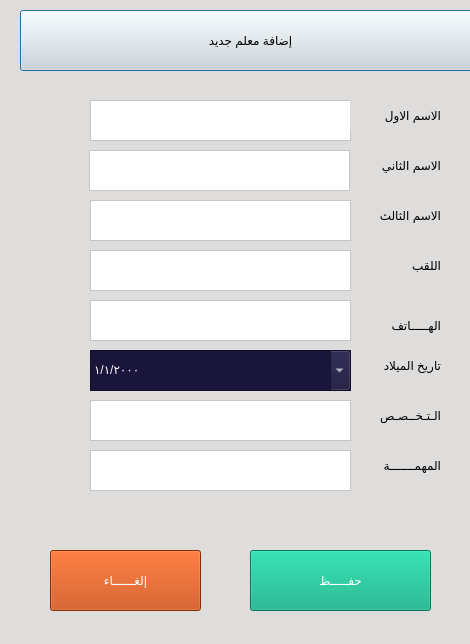
IbnEissa/EduTrackingPublic, file teacherDialog.ui: the form before one commit.
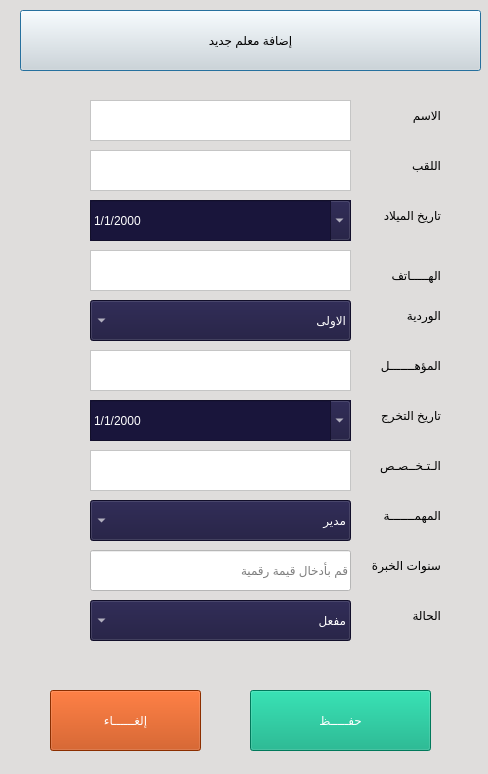
The form after the commit.

Commit message: changing teacher data

Diff of the .ui file:
```diff
--- a/teacherDialog.ui
+++ b/teacherDialog.ui
@@ -6,18 +6,21 @@
    <rect>
     <x>0</x>
     <y>0</y>
-    <width>470</width>
-    <height>644</height>
+    <width>488</width>
+    <height>774</height>
    </rect>
   </property>
   <property name="windowTitle">
    <string>Dialog</string>
   </property>
+  <property name="layoutDirection">
+   <enum>Qt::RightToLeft</enum>
+  </property>
   <property name="styleSheet">
    <string notr="true">background-color:rgb(223, 221, 220);
 color:rgb(255, 255, 255)</string>
   </property>
-  <widget class="QPushButton" name="pushButton_8">
+  <widget class="QPushButton" name="labAddTeacher">
    <property name="geometry">
     <rect>
      <x>20</x>
@@ -36,25 +39,11 @@
     <string>إضافة معلم جديد</string>
    </property>
   </widget>
-  <widget class="QTextEdit" name="txtTeacherTask">
-   <property name="geometry">
-    <rect>
-     <x>90</x>
-     <y>450</y>
-     <width>261</width>
-     <height>41</height>
-    </rect>
-   </property>
-   <property name="styleSheet">
-    <string notr="true">background-color:rgb(255, 255, 255);
-color:rgb(0, 0, 0)</string>
-   </property>
-  </widget>
   <widget class="QTextEdit" name="txtTeacherMajor">
    <property name="geometry">
     <rect>
      <x>90</x>
-     <y>400</y>
+     <y>450</y>
      <width>261</width>
      <height>41</height>
     </rect>
@@ -81,9 +70,9 @@
   <widget class="QLabel" name="label">
    <property name="geometry">
     <rect>
-     <x>350</x>
+     <x>370</x>
      <y>100</y>
-     <width>91</width>
+     <width>71</width>
      <height>31</height>
     </rect>
    </property>
@@ -92,14 +81,14 @@
 color:rgb(0, 0, 0)</string>
    </property>
    <property name="text">
-    <string>الاسم الاول</string>
+    <string>الاسم </string>
    </property>
   </widget>
   <widget class="QTextEdit" name="txtTeacherPhone">
    <property name="geometry">
     <rect>
      <x>90</x>
-     <y>300</y>
+     <y>250</y>
      <width>261</width>
      <height>41</height>
     </rect>
@@ -113,7 +102,7 @@
    <property name="geometry">
     <rect>
      <x>360</x>
-     <y>310</y>
+     <y>260</y>
      <width>81</width>
      <height>31</height>
     </rect>
@@ -130,7 +119,7 @@
    <property name="geometry">
     <rect>
      <x>360</x>
-     <y>400</y>
+     <y>450</y>
      <width>81</width>
      <height>31</height>
     </rect>
@@ -147,7 +136,7 @@
    <property name="geometry">
     <rect>
      <x>250</x>
-     <y>550</y>
+     <y>690</y>
      <width>181</width>
      <height>61</height>
     </rect>
@@ -165,7 +154,7 @@
    <property name="geometry">
     <rect>
      <x>360</x>
-     <y>450</y>
+     <y>500</y>
      <width>81</width>
      <height>31</height>
     </rect>
@@ -182,7 +171,7 @@
    <property name="geometry">
     <rect>
      <x>50</x>
-     <y>550</y>
+     <y>690</y>
      <width>151</width>
      <height>61</height>
     </rect>
@@ -200,7 +189,7 @@
    <property name="geometry">
     <rect>
      <x>360</x>
-     <y>350</y>
+     <y>200</y>
      <width>81</width>
      <height>31</height>
     </rect>
@@ -217,11 +206,14 @@
    <property name="geometry">
     <rect>
      <x>90</x>
-     <y>350</y>
+     <y>200</y>
      <width>261</width>
      <height>41</height>
     </rect>
    </property>
+   <property name="layoutDirection">
+    <enum>Qt::LeftToRight</enum>
+   </property>
    <property name="autoFillBackground">
     <bool>true</bool>
    </property>
@@ -231,7 +223,7 @@
 font: 12pt &quot;PT Bold Heading&quot;;</string>
    </property>
    <property name="locale">
-    <locale language="Arabic" country="Yemen"/>
+    <locale language="English" country="UnitedStates"/>
    </property>
    <property name="currentSection">
     <enum>QDateTimeEdit::DaySection</enum>
@@ -250,7 +242,7 @@
    <property name="geometry">
     <rect>
      <x>90</x>
-     <y>250</y>
+     <y>150</y>
      <width>261</width>
      <height>41</height>
     </rect>
@@ -264,7 +256,7 @@
    <property name="geometry">
     <rect>
      <x>360</x>
-     <y>250</y>
+     <y>150</y>
      <width>81</width>
      <height>31</height>
     </rect>
@@ -277,56 +269,11 @@
     <string>اللقب</string>
    </property>
   </widget>
-  <widget class="QLabel" name="label_5">
-   <property name="geometry">
-    <rect>
-     <x>360</x>
-     <y>200</y>
-     <width>81</width>
-     <height>31</height>
-    </rect>
-   </property>
-   <property name="styleSheet">
-    <string notr="true">font: 10pt &quot;PT Bold Heading&quot;;
-color:rgb(0, 0, 0)</string>
-   </property>
-   <property name="text">
-    <string>الاسم الثالث</string>
-   </property>
-  </widget>
-  <widget class="QTextEdit" name="txtTeacherSecName">
-   <property name="geometry">
-    <rect>
-     <x>89</x>
-     <y>150</y>
-     <width>261</width>
-     <height>41</height>
-    </rect>
-   </property>
-   <property name="styleSheet">
-    <string notr="true">background-color:rgb(255, 255, 255);
-color:rgb(0, 0, 0)</string>
-   </property>
-  </widget>
-  <widget class="QTextEdit" name="txtTeacherThirName">
-   <property name="geometry">
-    <rect>
-     <x>90</x>
-     <y>200</y>
-     <width>261</width>
-     <height>41</height>
-    </rect>
-   </property>
-   <property name="styleSheet">
-    <string notr="true">background-color:rgb(255, 255, 255);
-color:rgb(0, 0, 0)</string>
-   </property>
-  </widget>
   <widget class="QLabel" name="label_4">
    <property name="geometry">
     <rect>
      <x>360</x>
-     <y>150</y>
+     <y>300</y>
      <width>81</width>
      <height>31</height>
     </rect>
@@ -336,9 +283,237 @@
 color:rgb(0, 0, 0)</string>
    </property>
    <property name="text">
-    <string>الاسم الثاني</string>
+    <string>الوردية</string>
    </property>
   </widget>
+  <widget class="QComboBox" name="combShiftsType">
+   <property name="geometry">
+    <rect>
+     <x>90</x>
+     <y>300</y>
+     <width>261</width>
+     <height>41</height>
+    </rect>
+   </property>
+   <property name="styleSheet">
+    <string notr="true">background-color:rgb(25, 21, 59);
+color:rgb(255, 255, 255);
+font: 12pt &quot;PT Bold Heading&quot;;</string>
+   </property>
+   <item>
+    <property name="text">
+     <string>الاولى</string>
+    </property>
+   </item>
+   <item>
+    <property name="text">
+     <string>الثانية</string>
+    </property>
+   </item>
+   <item>
+    <property name="text">
+     <string>الاولى والثانية</string>
+    </property>
+   </item>
+  </widget>
+  <widget class="QLabel" name="label_11">
+   <property name="geometry">
+    <rect>
+     <x>360</x>
+     <y>400</y>
+     <width>81</width>
+     <height>31</height>
+    </rect>
+   </property>
+   <property name="styleSheet">
+    <string notr="true">font:10pt &quot;PT Bold Heading&quot;;
+color:rgb(0, 0, 0)</string>
+   </property>
+   <property name="text">
+    <string>تاريخ التخرج</string>
+   </property>
+  </widget>
+  <widget class="QLabel" name="label_12">
+   <property name="geometry">
+    <rect>
+     <x>360</x>
+     <y>350</y>
+     <width>81</width>
+     <height>31</height>
+    </rect>
+   </property>
+   <property name="styleSheet">
+    <string notr="true">font: 10pt &quot;PT Bold Heading&quot;;
+color:rgb(0, 0, 0)</string>
+   </property>
+   <property name="text">
+    <string>المؤهـــــــل</string>
+   </property>
+  </widget>
+  <widget class="QTextEdit" name="txtTeacherQualification">
+   <property name="geometry">
+    <rect>
+     <x>90</x>
+     <y>350</y>
+     <width>261</width>
+     <height>41</height>
+    </rect>
+   </property>
+   <property name="styleSheet">
+    <string notr="true">background-color:rgb(255, 255, 255);
+color:rgb(0, 0, 0)</string>
+   </property>
+  </widget>
+  <widget class="QDateEdit" name="dateTeacherDOQualification">
+   <property name="geometry">
+    <rect>
+     <x>90</x>
+     <y>400</y>
+     <width>261</width>
+     <height>41</height>
+    </rect>
+   </property>
+   <property name="layoutDirection">
+    <enum>Qt::LeftToRight</enum>
+   </property>
+   <property name="autoFillBackground">
+    <bool>true</bool>
+   </property>
+   <property name="styleSheet">
+    <string notr="true">background-color:rgb(25, 21, 59);
+color:rgb(255, 255, 255);
+font: 12pt &quot;PT Bold Heading&quot;;</string>
+   </property>
+   <property name="locale">
+    <locale language="English" country="UnitedStates"/>
+   </property>
+   <property name="currentSection">
+    <enum>QDateTimeEdit::DaySection</enum>
+   </property>
+   <property name="displayFormat">
+    <string>d/M/yyyy</string>
+   </property>
+   <property name="calendarPopup">
+    <bool>true</bool>
+   </property>
+   <property name="timeSpec">
+    <enum>Qt::LocalTime</enum>
+   </property>
+  </widget>
+  <widget class="QLabel" name="label_13">
+   <property name="geometry">
+    <rect>
+     <x>350</x>
+     <y>550</y>
+     <width>91</width>
+     <height>31</height>
+    </rect>
+   </property>
+   <property name="styleSheet">
+    <string notr="true">font: 10pt &quot;PT Bold Heading&quot;;
+color:rgb(0, 0, 0)</string>
+   </property>
+   <property name="text">
+    <string>سنوات الخبرة</string>
+   </property>
+  </widget>
+  <widget class="QLineEdit" name="txtExceperianceYears">
+   <property name="geometry">
+    <rect>
+     <x>90</x>
+     <y>550</y>
+     <width>261</width>
+     <height>41</height>
+    </rect>
+   </property>
+   <property name="styleSheet">
+    <string notr="true">background-color:rgb(255, 255, 255);
+color:rgb(0, 0, 0)</string>
+   </property>
+   <property name="inputMethodHints">
+    <set>Qt::ImhDigitsOnly|Qt::ImhPreferNumbers</set>
+   </property>
+   <property name="placeholderText">
+    <string>قم بأدخال قيمة رقمية</string>
+   </property>
+  </widget>
+  <widget class="QComboBox" name="ComboTeacherTask">
+   <property name="geometry">
+    <rect>
+     <x>90</x>
+     <y>500</y>
+     <width>261</width>
+     <height>41</height>
+    </rect>
+   </property>
+   <property name="styleSheet">
+    <string notr="true">background-color:rgb(25, 21, 59);
+color:rgb(255, 255, 255);
+font: 12pt &quot;PT Bold Heading&quot;;</string>
+   </property>
+   <item>
+    <property name="text">
+     <string>مدير</string>
+    </property>
+   </item>
+   <item>
+    <property name="text">
+     <string>مدرس</string>
+    </property>
+   </item>
+   <item>
+    <property name="text">
+     <string>وكيل</string>
+    </property>
+   </item>
+   <item>
+    <property name="text">
+     <string>مدير النظام</string>
+    </property>
+   </item>
+  </widget>
+  <widget class="QLabel" name="label_14">
+   <property name="geometry">
+    <rect>
+     <x>360</x>
+     <y>600</y>
+     <width>81</width>
+     <height>31</height>
+    </rect>
+   </property>
+   <property name="styleSheet">
+    <string notr="true">font: 10pt &quot;PT Bold Heading&quot;;
+color:rgb(0, 0, 0)</string>
+   </property>
+   <property name="text">
+    <string>الحالة</string>
+   </property>
+  </widget>
+  <widget class="QComboBox" name="ComboTeacherStatus">
+   <property name="geometry">
+    <rect>
+     <x>90</x>
+     <y>600</y>
+     <width>261</width>
+     <height>41</height>
+    </rect>
+   </property>
+   <property name="styleSheet">
+    <string notr="true">background-color:rgb(25, 21, 59);
+color:rgb(255, 255, 255);
+font: 12pt &quot;PT Bold Heading&quot;;</string>
+   </property>
+   <item>
+    <property name="text">
+     <string>مفعل</string>
+    </property>
+   </item>
+   <item>
+    <property name="text">
+     <string>موقف</string>
+    </property>
+   </item>
+  </widget>
  </widget>
  <resources/>
  <connections/>
```
Left out of the diff: 10 changed lines with no effect on the pictures. The commit also changes 124 other files.
